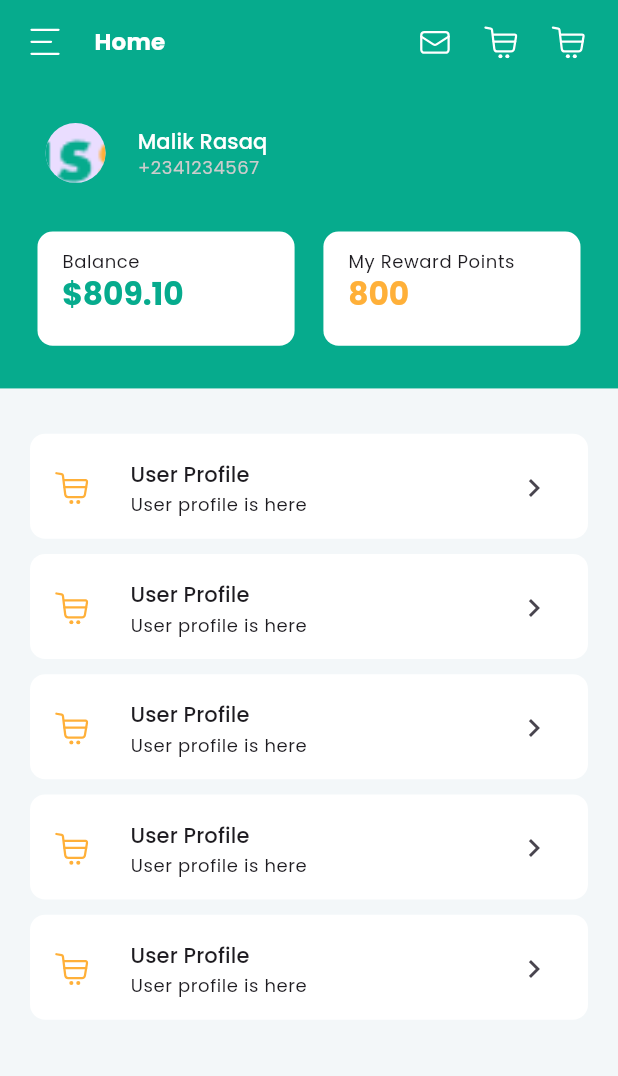
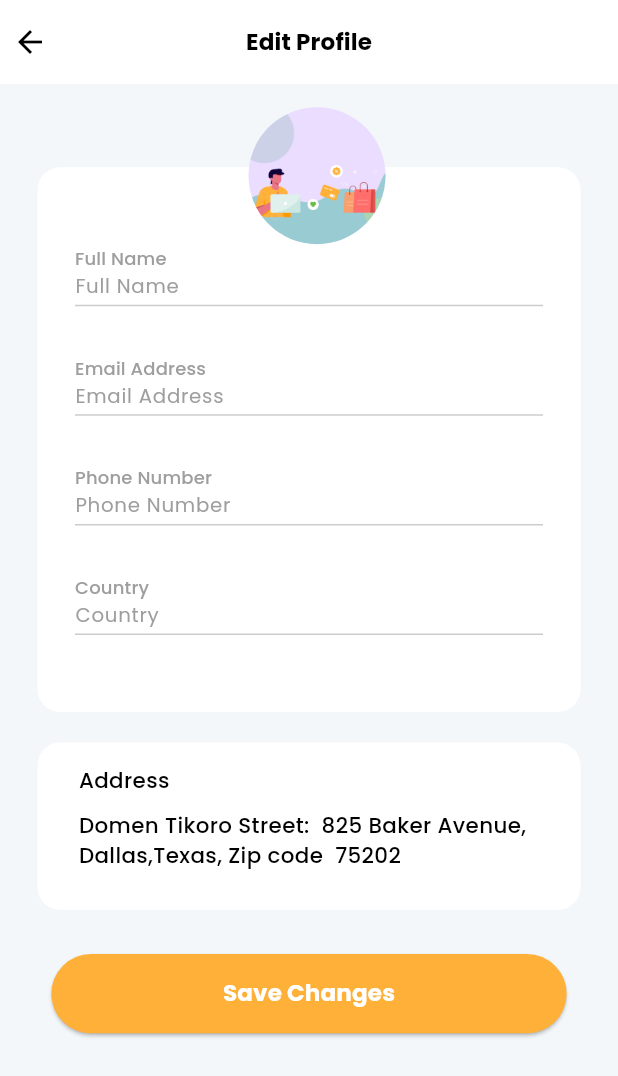
Before and after one commit to logicberry/shopping-app-mobile, a Flutter app: the screen it shows after launch, on a phone screen of 412 x 824 dp. Shown: the top 1076 px of the screen. Run offline on Flutter 3.47's test engine with Material 3 defaults, Android fonts, the phone set to English and light mode, and no system bars; our stand-ins replace flutter_rating_bar, flutter_screenutil, flutter_svg, go_router; missing offline and left inert: autoscale_tabbarview.

Commit message:
add edit profile page

```diff
--- a/lib/router.dart
+++ b/lib/router.dart
@@ -1,5 +1,5 @@
 import 'package:go_router/go_router.dart';
-import 'package:shopapp/src/features/Profile/screens/profile_page.dart';
+import 'package:shopapp/src/features/Profile/screens/edit_profile_page.dart';
 
 import 'src/core/core.dart';
 import 'src/features/Authentication/register.dart';
@@ -10,7 +10,7 @@ class AppRouter {
     GoRoute(
       name: RouteConstants.signIn,
       path: '/',
-      builder: (context, state) => const ProfilePage(),
+      builder: (context, state) => const EditProfilePage(),
     ),
     GoRoute(
       name: RouteConstants.signUp,
--- /dev/null
+++ b/lib/src/features/Profile/screens/edit_profile_page.dart
@@ -0,0 +1,103 @@
+import 'package:flutter/material.dart';
+import 'package:flutter_screenutil/flutter_screenutil.dart';
+import 'package:shopapp/src/components/appbar.dart';
+import 'package:shopapp/src/components/button.dart';
+import 'package:shopapp/src/components/textfield.dart';
+
+import '../../../core/core.dart';
+
+class EditProfilePage extends StatelessWidget {
+  const EditProfilePage({super.key});
+
+  @override
+  Widget build(BuildContext context) {
+    return Scaffold(
+      appBar: const SHAppBar(
+        actionConfig: AppBarActionConfig.none,
+        title: 'Edit Profile',
+        centerTitle: true,
+        implyLeading: true,
+      ),
+      backgroundColor: AppColors.ash,
+      body: SingleChildScrollView(
+        child: SafeArea(
+            child: Padding(
+          padding: const EdgeInsets.all(25.0),
+          child: Column(
+            children: [
+              Space.height(30),
+              Stack(
+                clipBehavior: Clip.none,
+                children: [
+                  Container(
+                    height: 358.h,
+                    width: double.infinity,
+                    decoration: BoxDecoration(
+                        color: AppColors.white,
+                        borderRadius: BorderRadius.all(Radius.circular(15.r))),
+                    child: Padding(
+                      padding: const EdgeInsets.symmetric(horizontal: 25.0),
+                      child: Column(
+                        crossAxisAlignment: CrossAxisAlignment.start,
+                        children: [
+                          Space.height(50),
+                          const SATextField(
+                            hintText: 'Full Name',
+                          ),
+                          Space.height(15),
+                          const SATextField(
+                            hintText: 'Email Address',
+                          ),
+                          Space.height(15),
+                          const SATextField(
+                            hintText: 'Phone Number',
+                          ),
+                          Space.height(15),
+                          const SATextField(
+                            hintText: 'Country',
+                          ),
+                          Space.height(15),
+                        ],
+                      ),
+                    ),
+                  ),
+                  Positioned(
+                    top: -40,
+                    right: 130,
+                    child: CircleAvatar(
+                      radius: 45.r,
+                      backgroundImage: const AssetImage(ImagePath.welcome),
+                    ),
+                  )
+                ],
+              ),
+              Space.height(20),
+              Container(
+                height: 110.h,
+                width: double.infinity,
+                decoration: BoxDecoration(
+                    color: AppColors.white,
+                    borderRadius: BorderRadius.all(Radius.circular(15.r))),
+                child: Padding(
+                  padding:
+                      EdgeInsets.symmetric(horizontal: 25.0.w, vertical: 15.h),
+                  child: Column(
+                    crossAxisAlignment: CrossAxisAlignment.start,
+                    children: [
+                      const Text('Address'),
+                      Space.height(10),
+                      const Text(
+                          'Domen Tikoro Street:  825 Baker Avenue, Dallas,Texas, Zip code  75202')
+                    ],
+                  ),
+                ),
+              ),
+              Space.height(25),
+              SAActionButton(title: 'Save Changes', onTap: () {})
+            ],
+          ),
+        )),
+      ),
+    );
+  }
+}
```
